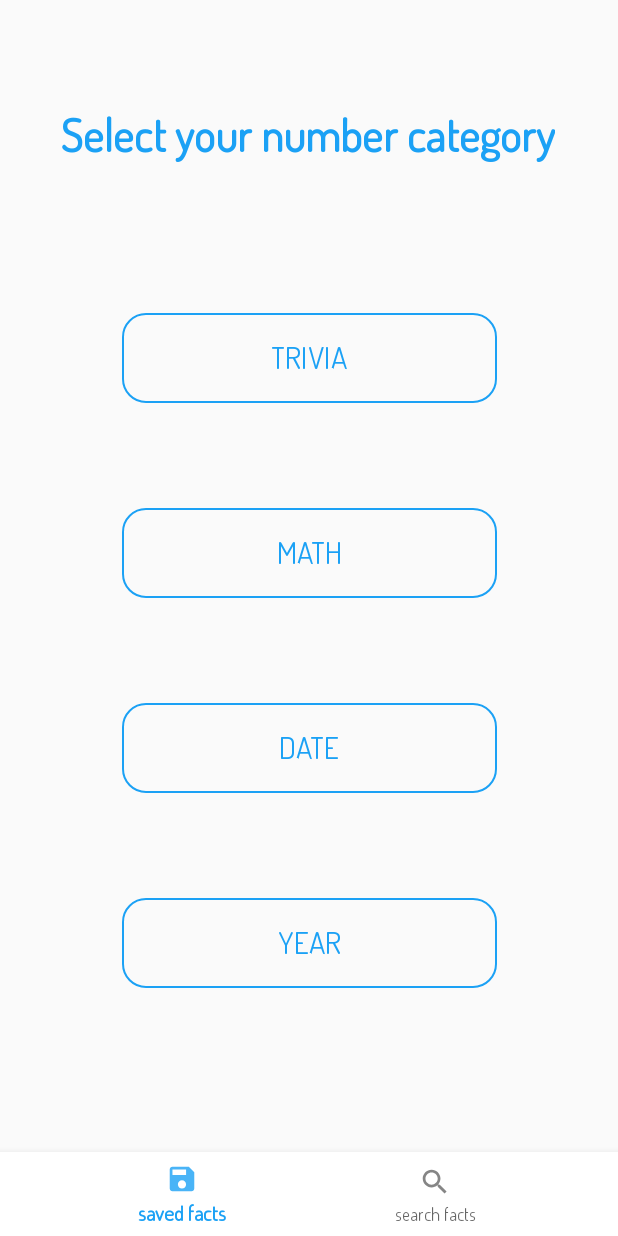
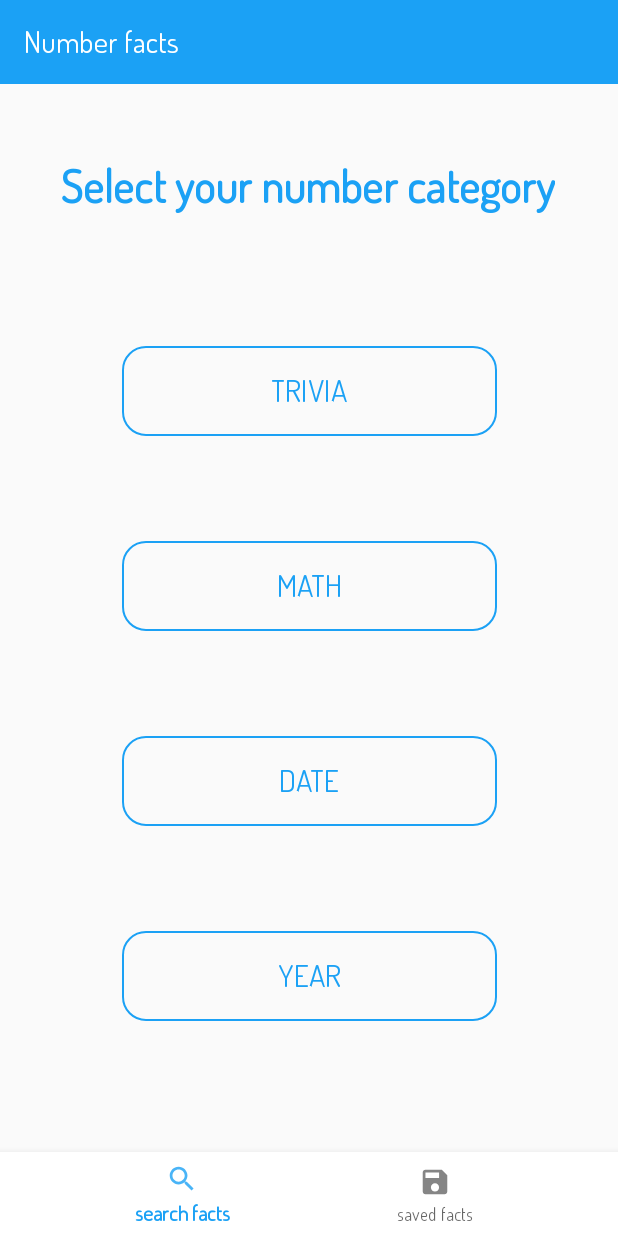
Before and after one commit to AlexEkaterinin/NumberFacts, an Android app: the screen it shows after launch (searchCategoryActivity before the commit, MainActivity after it), on a phone screen of 412 x 824 dp. Run offline under Robolectric (Android 15) with nearby library versions, the phone set to English and light mode, and no system bars.

Commit message:
Some fixes

```diff
--- a/app/src/main/AndroidManifest.xml
+++ b/app/src/main/AndroidManifest.xml
@@ -8,7 +8,6 @@
     <uses-permission android:name="android.permission.INTERNET" />
 
     <application
-        android:allowBackup="true"
         android:icon="@mipmap/ic_launcher"
         android:label="@string/app_name"
         android:networkSecurityConfig="@xml/network_security_config"
@@ -19,11 +18,11 @@
         tools:targetApi="n">
         <activity android:name=".YearActivity" />
         <activity android:name=".DateActivity" />
+        <activity android:name=".MathActivity" />
         <activity
             android:name=".triviaScreen.TriviaActivity"
             android:windowSoftInputMode="adjustResize" />
-        <activity android:name=".MathActivity" />
-        <activity android:name=".searchCategory.searchCategoryActivity">
+        <activity android:name=".MainActivity" >
             <intent-filter>
                 <action android:name="android.intent.action.MAIN" />
 
--- a/app/src/main/java/com/example/numberfacts/DateActivity.kt
+++ b/app/src/main/java/com/example/numberfacts/DateActivity.kt
@@ -7,7 +7,5 @@ class DateActivity : AppCompatActivity() {
     override fun onCreate(savedInstanceState: Bundle?) {
         super.onCreate(savedInstanceState)
         setContentView(R.layout.activity_date)
-
-
     }
 }
--- /dev/null
+++ b/app/src/main/java/com/example/numberfacts/mainActivity.kt
@@ -0,0 +1,39 @@
+package com.example.numberfacts
+
+import android.os.Bundle
+import androidx.appcompat.app.AppCompatActivity
+import com.example.numberfacts.saved_facts.SavedFactsFragment
+import com.example.numberfacts.searchCategory.SearchCategoryFragment
+import com.google.android.material.bottomnavigation.BottomNavigationView
+import kotlinx.android.synthetic.main.main_activity.*
+
+class MainActivity : AppCompatActivity() {
+
+    override fun onCreate(savedInstanceState: Bundle?) {
+        super.onCreate(savedInstanceState)
+        setContentView(R.layout.main_activity)
+
+        supportFragmentManager.beginTransaction()
+            .replace(R.id.fragmentsContainer, SearchCategoryFragment()).commit()
+
+        bottomNavigation.setOnNavigationItemSelectedListener(navListener)
+    }
+
+    private val navListener = BottomNavigationView.OnNavigationItemSelectedListener { menuItem ->
+        when (menuItem.itemId) {
+            R.id.numbers_category -> {
+                val fragment = SearchCategoryFragment()
+                supportFragmentManager.beginTransaction()
+                    .replace(R.id.fragmentsContainer, fragment).commit()
+                true
+            }
+            R.id.saved_facts -> {
+                val fragment = SavedFactsFragment()
+                supportFragmentManager.beginTransaction()
+                    .replace(R.id.fragmentsContainer, fragment).commit()
+                true
+            }
+            else -> false
+        }
+    }
+}
--- a/app/src/main/java/com/example/numberfacts/searchCategory/MainMenuContractView.kt
+++ b/app/src/main/java/com/example/numberfacts/searchCategory/MainMenuContractView.kt
@@ -2,5 +2,4 @@ package com.example.numberfacts.searchCategory
 
 interface SearchCategoryContractView {
     fun startActivity(cls: Class<*>)
-
 }
--- a/app/src/main/java/com/example/numberfacts/searchCategory/MainMenuPresenter.kt
+++ b/app/src/main/java/com/example/numberfacts/searchCategory/MainMenuPresenter.kt
@@ -1,7 +1,7 @@
 package com.example.numberfacts.searchCategory
 
 class MainMenuPresenter(
-    private val view: searchCategoryActivity
+    private val view: SearchCategoryFragment
 ) {
 
     fun clickMainMenuBtn(cls: Class<*>) {
--- a/app/src/main/java/com/example/numberfacts/searchCategory/searchCategoryActivity.kt
+++ b/app/src/main/java/com/example/numberfacts/searchCategory/SearchCategoryFragment.kt
@@ -1,13 +1,16 @@
 package com.example.numberfacts.searchCategory
 
 import android.content.Intent
-import androidx.appcompat.app.AppCompatActivity
 import android.os.Bundle
+import android.view.LayoutInflater
+import android.view.View
+import android.view.ViewGroup
+import androidx.fragment.app.Fragment
 import com.example.numberfacts.*
 import com.example.numberfacts.triviaScreen.TriviaActivity
-import kotlinx.android.synthetic.main.main_menu.*
+import kotlinx.android.synthetic.main.search_category_screen.*
 
-class searchCategoryActivity : AppCompatActivity(), SearchCategoryContractView {
+class SearchCategoryFragment : Fragment(), SearchCategoryContractView {
 
     private val presenter: MainMenuPresenter = MainMenuPresenter(this)
     private val TRIVIA_ACTIVITY_CLASS = TriviaActivity::class.java
@@ -15,9 +18,16 @@ class searchCategoryActivity : AppCompatActivity(), SearchCategoryContractView {
     private val DATE_ACTIVITY_CLASS = DateActivity::class.java
     private val YEAR_ACTIVITY_CLASS = YearActivity::class.java
 
-    override fun onCreate(savedInstanceState: Bundle?) {
-        super.onCreate(savedInstanceState)
-        setContentView(R.layout.main_menu)
+    override fun onCreateView(
+        inflater: LayoutInflater,
+        container: ViewGroup?,
+        savedInstanceState: Bundle?
+    ): View? {
+        return inflater.inflate(R.layout.search_category_screen, container, false)
+    }
+
+    override fun onViewCreated(view: View, savedInstanceState: Bundle?) {
+        super.onViewCreated(view, savedInstanceState)
 
         btnTrivia.setOnClickListener {
             presenter.clickMainMenuBtn(TRIVIA_ACTIVITY_CLASS)
@@ -34,10 +44,9 @@ class searchCategoryActivity : AppCompatActivity(), SearchCategoryContractView {
         btnYear.setOnClickListener {
             presenter.clickMainMenuBtn(YEAR_ACTIVITY_CLASS)
         }
-
     }
 
     override fun startActivity(cls: Class<*>) {
-        startActivity(Intent(this, cls))
+        startActivity(Intent(activity, cls))
     }
 }
--- a/app/src/main/java/com/example/numberfacts/triviaScreen/TriviaActivity.kt
+++ b/app/src/main/java/com/example/numberfacts/triviaScreen/TriviaActivity.kt
@@ -23,10 +23,8 @@ class TriviaActivity : AppCompatActivity(), TriviaContractView {
         presenter.btnState(enterNum.text.isEmpty())
 
         toolbar.run {
-            setOnMenuItemClickListener { menu ->
-                if (menu.itemId == R.id.home) {
-                    finish()
-                }
+            setNavigationOnClickListener {
+                finish()
                 true
             }
         }
--- a/app/src/main/res/layout-v28/main_menu.xml
+++ b/app/src/main/res/layout-v28/search_category_screen.xml
@@ -2,7 +2,6 @@
 
 <androidx.constraintlayout.widget.ConstraintLayout xmlns:android="http://schemas.android.com/apk/res/android"
     xmlns:app="http://schemas.android.com/apk/res-auto"
-    xmlns:tools="http://schemas.android.com/tools"
     android:layout_width="match_parent"
     android:layout_height="match_parent">
 
@@ -11,7 +10,7 @@
         android:layout_width="wrap_content"
         android:layout_height="wrap_content"
         android:layout_gravity="center"
-        android:layout_marginTop="70dp"
+        android:layout_marginTop="104dp"
         android:fontFamily="@font/dosis"
         android:text="@string/title_main_menu"
         android:textColor="@color/colorPrimary"
@@ -40,7 +39,7 @@
         android:id="@+id/btnTrivia"
         android:layout_width="250dp"
         android:layout_height="60dp"
-        android:layout_marginTop="100dp"
+        android:layout_marginTop="88dp"
         android:background="@drawable/custom_btn_main_menu"
         android:text="@string/button_trivia_name"
         android:textColor="@color/colorPrimary"
@@ -72,22 +71,24 @@
         android:text="@string/button_year_name"
         android:textColor="@color/colorPrimary"
         android:textSize="20sp"
-        app:layout_constraintBottom_toTopOf="@+id/bottom_navigation"
         app:layout_constraintEnd_toEndOf="parent"
         app:layout_constraintHorizontal_bias="0.503"
         app:layout_constraintStart_toStartOf="parent"
         app:layout_constraintTop_toBottomOf="@+id/btnDate"
         app:layout_constraintVertical_bias="0.0" />
 
-    <com.google.android.material.bottomnavigation.BottomNavigationView
-        android:id="@+id/bottom_navigation"
+    <androidx.appcompat.widget.Toolbar
+        android:id="@+id/toolbar2"
         android:layout_width="match_parent"
         android:layout_height="wrap_content"
-        android:background="@android:color/white"
-        app:layout_constraintBottom_toBottomOf="parent"
+        android:background="?attr/colorPrimary"
+        android:gravity="center_horizontal"
+        android:minHeight="?attr/actionBarSize"
+        android:theme="?attr/actionBarTheme"
         app:layout_constraintEnd_toEndOf="parent"
         app:layout_constraintStart_toStartOf="parent"
-        app:menu="@menu/navigation_menu" />
-
+        app:layout_constraintTop_toTopOf="parent"
+        app:title="@string/app_name"
+        app:titleTextColor="@android:color/white" />
 
 </androidx.constraintlayout.widget.ConstraintLayout>
--- a/app/src/main/res/layout/activity_saved_facts.xml
+++ /dev/null
@@ -1,6 +0,0 @@
-<?xml version="1.0" encoding="utf-8"?>
-<androidx.constraintlayout.widget.ConstraintLayout
-    xmlns:android="http://schemas.android.com/apk/res/android" android:layout_width="match_parent"
-    android:layout_height="match_parent">
-
-</androidx.constraintlayout.widget.ConstraintLayout>
--- /dev/null
+++ b/app/src/main/res/layout/main_activity.xml
@@ -0,0 +1,21 @@
+<?xml version="1.0" encoding="utf-8"?>
+<RelativeLayout xmlns:android="http://schemas.android.com/apk/res/android"
+    android:layout_width="match_parent"
+    android:layout_height="match_parent"
+    xmlns:app="http://schemas.android.com/apk/res-auto">
+
+    <FrameLayout
+        android:id="@+id/fragmentsContainer"
+        android:layout_width="match_parent"
+        android:layout_height="match_parent"
+        android:layout_above="@id/bottomNavigation"/>
+
+    <com.google.android.material.bottomnavigation.BottomNavigationView
+        android:id="@+id/bottomNavigation"
+        android:layout_width="match_parent"
+        android:layout_height="wrap_content"
+        android:layout_alignParentBottom="true"
+        android:background="@android:color/white"
+        app:menu="@menu/navigation_menu" />
+
+</RelativeLayout>
--- a/app/src/main/res/menu/navigation_menu.xml
+++ b/app/src/main/res/menu/navigation_menu.xml
@@ -1,11 +1,11 @@
 <?xml version="1.0" encoding="utf-8"?>
 <menu xmlns:android="http://schemas.android.com/apk/res/android">
-    <item android:id="@+id/saved_facts"
-        android:title="@string/saved_facts_nav_btn_text"
+    <item
+        android:id="@+id/numbers_category"
+        android:icon="@drawable/ic_search_facts"
+        android:title="@string/search_facts_nav_btn_text" />
+    <item
+        android:id="@+id/saved_facts"
         android:icon="@drawable/ic_saved_facts"
-        />
-    <item android:id="@+id/numbers_category"
-        android:title="@string/search_facts_nav_btn_text"
-        android:icon="@drawable/ic_search_facts"
-        />
+        android:title="@string/saved_facts_nav_btn_text" />
 </menu>
```
Also changed, not shown: app/src/main/java/com/example/numberfacts/saved_facts/SavedFactsFragment.kt (+14 -0 lines), app/src/main/res/layout/fragment_saved_facts.xml (added, +20 -0 lines), app/src/main/res/layout/search_category_screen.xml (renamed from app/src/main/res/layout/main_menu.xml).
